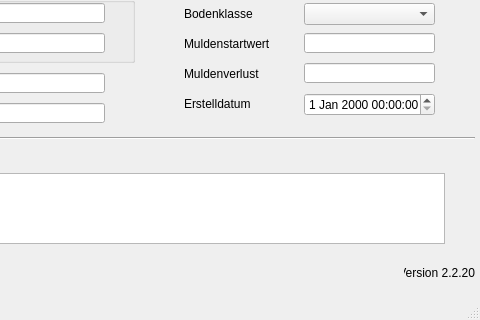
Above: qkan/database/templates/abflussparameter.ui from hoettges/QKan before the change; both pictures show x 156 to 636 and y 87 to 407 of the 636 by 407 pixel window. Below: the same form after it.
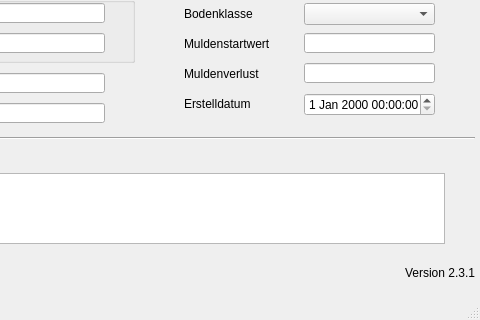
That is the form after the change. Custom widgets are drawn as their Qt base class.

```diff
--- a/qkan/database/templates/abflussparameter.ui
+++ b/qkan/database/templates/abflussparameter.ui
@@ -296,7 +296,7 @@
      <string>Version QKan Import</string>
     </property>
     <property name="text">
-     <string>Version 2.2.20</string>
+     <string>Version 2.3.1</string>
     </property>
     <property name="alignment">
      <set>Qt::AlignRight|Qt::AlignTrailing|Qt::AlignVCenter</set>
```
